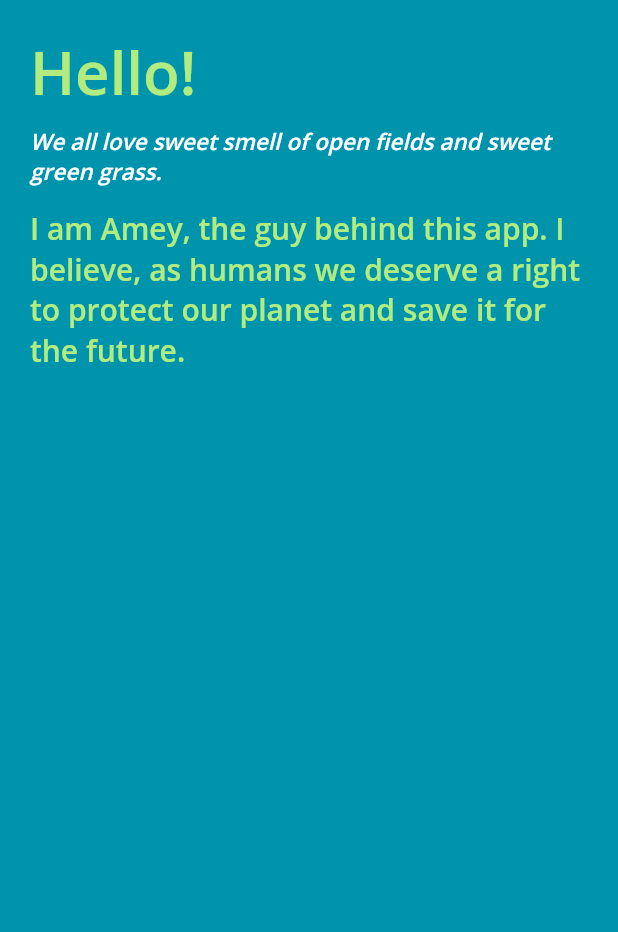
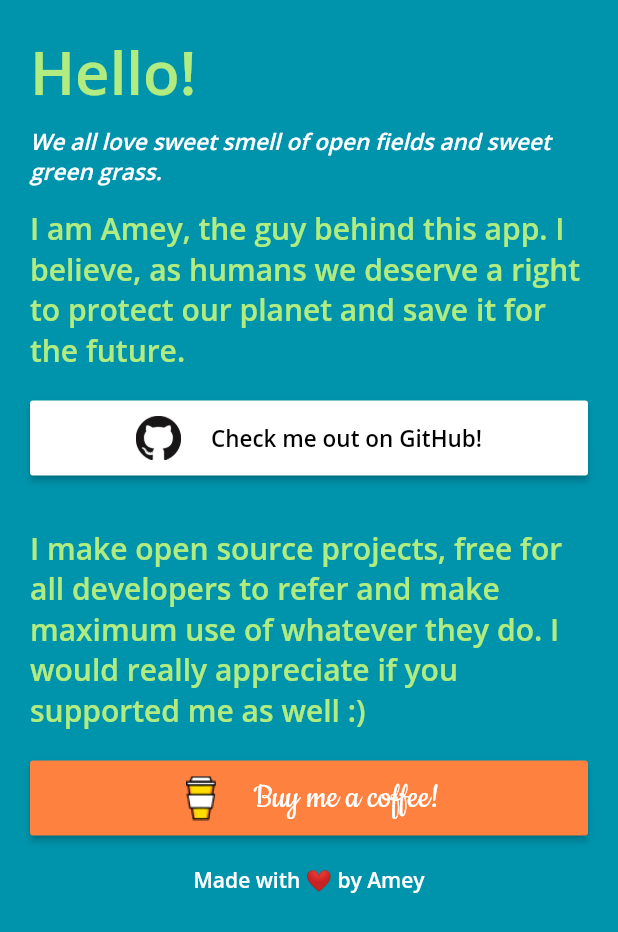
Before and after one commit to ameysunu/envirapp, a Flutter app: the screen it shows after launch, after a tap on "About Developer", on a phone screen of 412 x 824 dp. Shown: the top 932 px of the screen. Run offline on Flutter 3.47's test engine with Material 2 defaults, Android fonts, the phone set to English and light mode, and no system bars; our stand-ins replace hexcolor; missing offline and left inert: achievement_view.

Commit message:
dev option added

```diff
--- a/lib/developer.dart
+++ b/lib/developer.dart
@@ -1,5 +1,6 @@
 import 'package:flutter/material.dart';
 import 'package:hexcolor/hexcolor.dart';
+import 'package:url_launcher/url_launcher.dart';
 
 class Developer extends StatefulWidget {
   @override
@@ -51,17 +52,91 @@ class _DeveloperState extends State<Developer> {
                     ),
                   ),
                 ),
-                // Padding(
-                //   padding: const EdgeInsets.fromLTRB(20, 15, 15, 0),
-                //   child: Text(
-                //     "I hope this apps helps y'all negroes",
-                //     style: TextStyle(
-                //       color: Hexcolor('#B2EC80'),
-                //       fontFamily: 'OpenSans',
-                //       fontSize: 20,
-                //     ),
-                //   ),
-                // ),
+                Padding(
+                  padding: const EdgeInsets.fromLTRB(20, 20, 20, 20),
+                  child: RaisedButton(
+                    color: Colors.white,
+                    child: Row(
+                      mainAxisAlignment: MainAxisAlignment.center,
+                      children: [
+                        Padding(
+                          padding: const EdgeInsets.fromLTRB(0, 10, 20, 10),
+                          child: Container(
+                              height: 30,
+                              width: 30,
+                              child: Image.asset('images/github.png')),
+                        ),
+                        Text(
+                          "Check me out on GitHub!",
+                          style: TextStyle(
+                              color: Colors.black,
+                              fontFamily: 'OpenSans',
+                              fontSize: 15),
+                        ),
+                      ],
+                    ),
+                    onPressed: () async {
+                      const url = 'https://www.github.com/ameysunu';
+                      if (await canLaunch(url)) {
+                        await launch(url);
+                      } else {
+                        throw 'Could not launch $url';
+                      }
+                    },
+                  ),
+                ),
+                Padding(
+                  padding: const EdgeInsets.fromLTRB(20, 15, 15, 0),
+                  child: Text(
+                    "I make open source projects, free for all developers to refer and make maximum use of whatever they do. I would really appreciate if you supported me as well :)",
+                    style: TextStyle(
+                      color: Hexcolor('#B2EC80'),
+                      fontFamily: 'OpenSans',
+                      fontSize: 20,
+                    ),
+                  ),
+                ),
+                Padding(
+                  padding: const EdgeInsets.fromLTRB(20, 20, 20, 20),
+                  child: RaisedButton(
+                    color: Hexcolor('#FF813F'),
+                    child: Row(
+                      mainAxisAlignment: MainAxisAlignment.center,
+                      children: [
+                        Padding(
+                          padding: const EdgeInsets.fromLTRB(0, 10, 20, 10),
+                          child: Container(
+                              height: 30,
+                              width: 30,
+                              child: Image.asset('images/coffee.png')),
+                        ),
+                        Text(
+                          "Buy me a coffee!",
+                          style: TextStyle(
+                              color: Colors.white,
+                              fontFamily: 'Cookie',
+                              fontSize: 25),
+                        ),
+                      ],
+                    ),
+                    onPressed: () async {
+                      const url = 'https://www.buymeacoffee.com/amey';
+                      if (await canLaunch(url)) {
+                        await launch(url);
+                      } else {
+                        throw 'Could not launch $url';
+                      }
+                    },
+                  ),
+                ),
+                Align(
+                  alignment: Alignment.bottomCenter,
+                  child: Text(
+                    "Made with ❤️ by Amey",
+                    style:
+                        TextStyle(fontFamily: 'OpenSans', color: Colors.white),
+                  ),
+                )
               ],
             ),
           ),
--- a/pubspec.yaml
+++ b/pubspec.yaml
@@ -55,6 +55,8 @@ flutter:
     - images/fossils.png
     - images/water.png
     - images/energystar.png
+    - images/github.png
+    - images/coffee.png
 
   # An image asset can refer to one or more resolution-specific "variants", see
   # https://flutter.dev/assets-and-images/#resolution-aware.
@@ -71,6 +73,9 @@ flutter:
     - family: OpenSans
       fonts:
         - asset: fonts/OpenSans-SemiBold.ttf
+    - family: Cookie
+      fonts:
+        - asset: fonts/Cookie-Regular.ttf
   #   - family: Trajan Pro
   #     fonts:
   #       - asset: fonts/TrajanPro.ttf
```
Also changed, not shown: fonts/Cookie-Regular.ttf (added), images/coffee.png (added), images/github.png (added).
